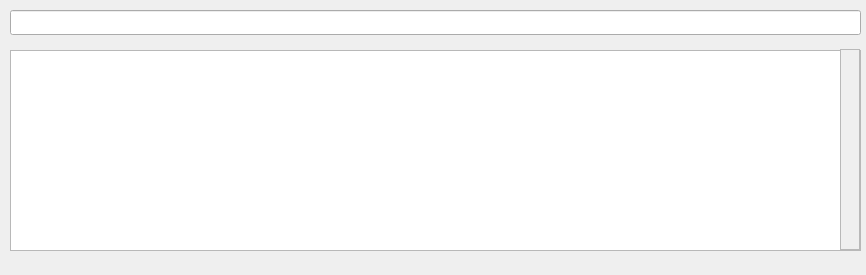
The window that src/terminal.ui (mkornaukhov03/baton-editor) describes before a commit, drawn with Qt 5.
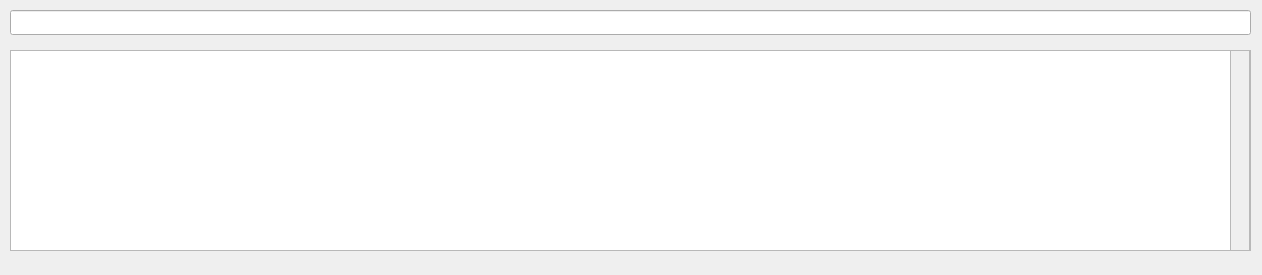
The same window after the commit.

The edit to the form file:
```diff
--- a/src/terminal.ui
+++ b/src/terminal.ui
@@ -6,7 +6,7 @@
    <rect>
     <x>0</x>
     <y>0</y>
-    <width>866</width>
+    <width>1262</width>
     <height>275</height>
    </rect>
   </property>
@@ -18,7 +18,7 @@
     <rect>
      <x>10</x>
      <y>10</y>
-     <width>851</width>
+     <width>1241</width>
      <height>25</height>
     </rect>
    </property>
@@ -28,7 +28,7 @@
     <rect>
      <x>10</x>
      <y>50</y>
-     <width>851</width>
+     <width>1241</width>
      <height>201</height>
     </rect>
    </property>
@@ -36,8 +36,8 @@
   <widget class="QScrollArea" name="scrollArea">
    <property name="geometry">
     <rect>
-     <x>840</x>
-     <y>49</y>
+     <x>1230</x>
+     <y>50</y>
      <width>20</width>
      <height>201</height>
     </rect>
```
